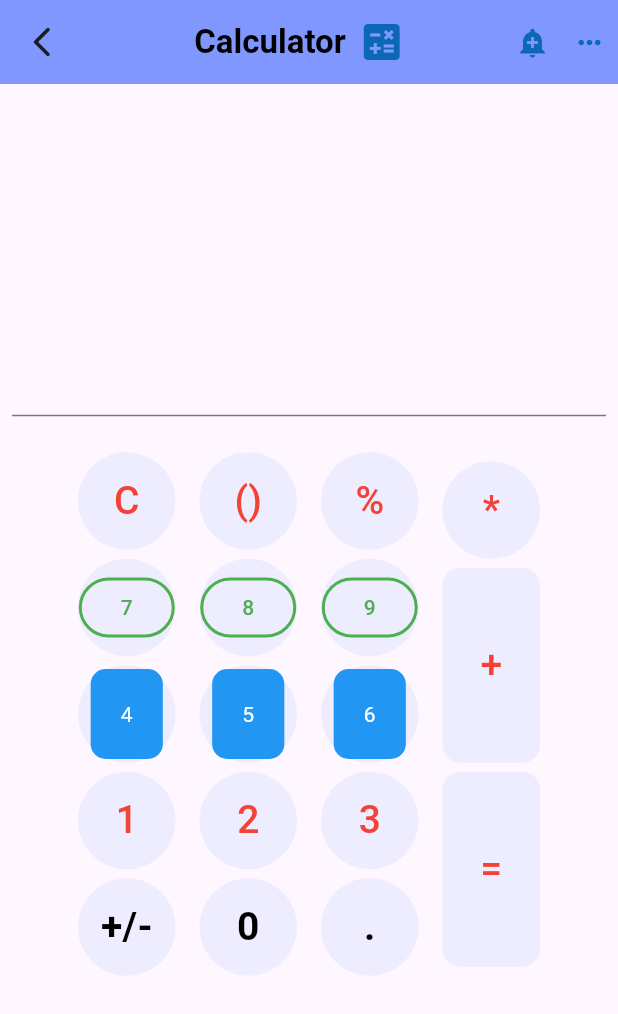
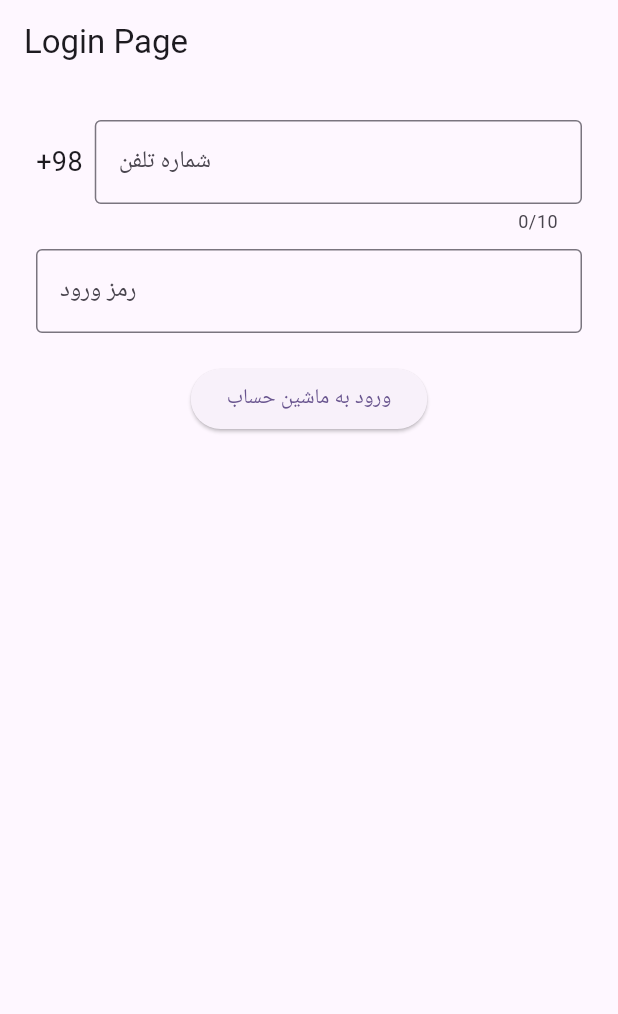
Before and after one commit to AmirAbbasSanaei/flutterProject, a Flutter app: the screen it shows after launch, on a phone screen of 412 x 824 dp. Shown: the top 1014 px of the screen. Run offline on Flutter 3.47's test engine with Material 3 defaults, Android fonts, the phone set to English and light mode, and no system bars.

Commit message:
login page

```diff
--- a/lib/calculator.dart
+++ b/lib/calculator.dart
@@ -9,7 +9,12 @@ class Calculator extends StatelessWidget {
       appBar: AppBar(
         backgroundColor: const Color.fromARGB(255, 128, 151, 255),
         elevation: 0.0,
-        leading: Icon(Icons.arrow_back_ios_new_rounded),
+        leading: IconButton(
+          icon: Icon(Icons.arrow_back_ios_new_rounded),
+          onPressed: () {
+            Navigator.pop(context); // برگشت به صفحه قبلی
+          },
+        ),
         title: Row(
           mainAxisAlignment: MainAxisAlignment.center,
           children: [
--- /dev/null
+++ b/lib/login.dart
@@ -0,0 +1,97 @@
+import 'package:flutter/material.dart';
+import 'package:flutter/services.dart';
+import 'package:flutter_application_2/calculator.dart';
+
+class LoginPage extends StatelessWidget {
+  final _formKey = GlobalKey<FormState>();
+  final TextEditingController _phoneNumberController = TextEditingController();
+  final TextEditingController _passwordController = TextEditingController();
+
+  @override
+  Widget build(BuildContext context) {
+    return Scaffold(
+      appBar: AppBar(title: Text('Login Page')),
+      body: Padding(
+        padding: EdgeInsets.all(24),
+        child: Center(
+          child: FractionallySizedBox(
+            alignment: Alignment.center,
+            widthFactor: 1,
+            // heightFactor: 0.5,
+            child: Container(
+              child: Column(
+                // phone number section
+                children: [
+                  Row(
+                    children: [
+                      // +98
+                      Container(
+                        padding: EdgeInsets.only(bottom: 20.0),
+                        child: Text('+98', style: TextStyle(fontSize: 18)),
+                      ),
+                      SizedBox(width: 8),
+                      // phoneNumber Input
+                      Expanded(
+                        child: TextField(
+                          controller: _phoneNumberController,
+                          maxLength: 10,
+                          keyboardType: TextInputType.number,
+                          inputFormatters: [
+                            FilteringTextInputFormatter.digitsOnly,
+                          ],
+                          decoration: InputDecoration(
+                            labelText: "شماره تلفن",
+                            border: OutlineInputBorder(),
+                          ),
+                        ),
+                      ),
+                    ],
+                  ),
+                  SizedBox(height: 10),
+                  // password section
+                  TextField(
+                    controller: _passwordController,
+                    obscureText: true,
+                    decoration: InputDecoration(
+                      labelText: "رمز ورود",
+                      border: OutlineInputBorder(),
+                    ),
+                  ),
+                  SizedBox(height: 20),
+                  // button
+                  ElevatedButton(
+                    onPressed: () {
+                      // زمانی که دکمه ورود فشرده می‌شود
+                      String phoneNumber =_phoneNumberController.text;
+                      String password = _passwordController.text;
+
+                      if (phoneNumber.isNotEmpty && password.isNotEmpty) {
+                        // انتقال به صفحه بعدی
+                        Navigator.push(
+                          context,
+                          MaterialPageRoute(
+                            builder: (context) => Calculator(),
+                          ),
+                        );
+                      } else {
+                        // اگر فیلدها خالی بودند، پیامی نمایش می‌دهیم
+                        ScaffoldMessenger.of(context).showSnackBar(
+                          SnackBar(
+                            content: Text(
+                              'لطفا فیلد ها را پر کنید',
+                            ),
+                          ),
+                        );
+                      }
+                    },
+                    child: Text('ورود به ماشین حساب'),
+                  ),
+                ],
+              ),
+            ),
+          ),
+        ),
+      ),
+    );
+  }
+}
--- a/lib/main.dart
+++ b/lib/main.dart
@@ -1,6 +1,6 @@
 import 'package:flutter/material.dart';
 import 'package:flutter_application_2/calculator.dart';
-
+import 'package:flutter_application_2/login.dart';
 void main() {
   runApp(const MyApp());
 }
@@ -16,7 +16,7 @@ class MyApp extends StatelessWidget {
       theme: ThemeData(
         colorScheme: ColorScheme.fromSeed(seedColor: Colors.deepPurple),
       ),
-      home: const Calculator(),
+      home: LoginPage(),
     );
   }
 }
```
